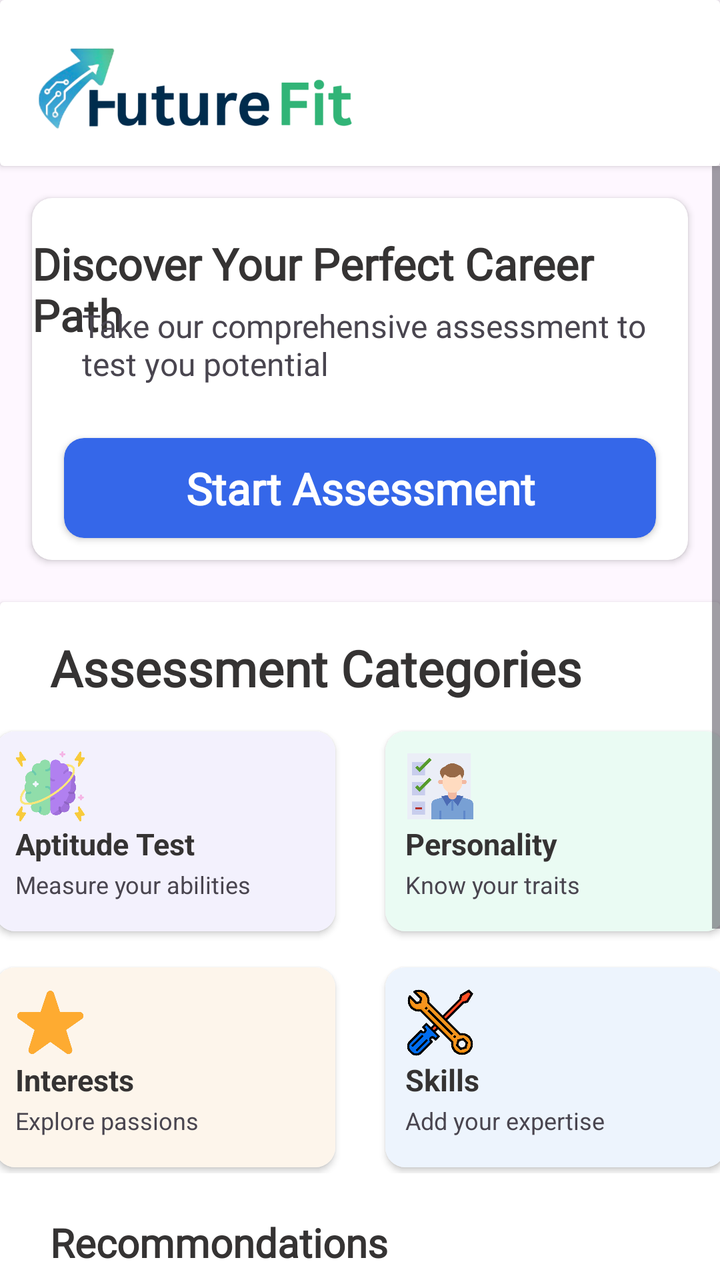
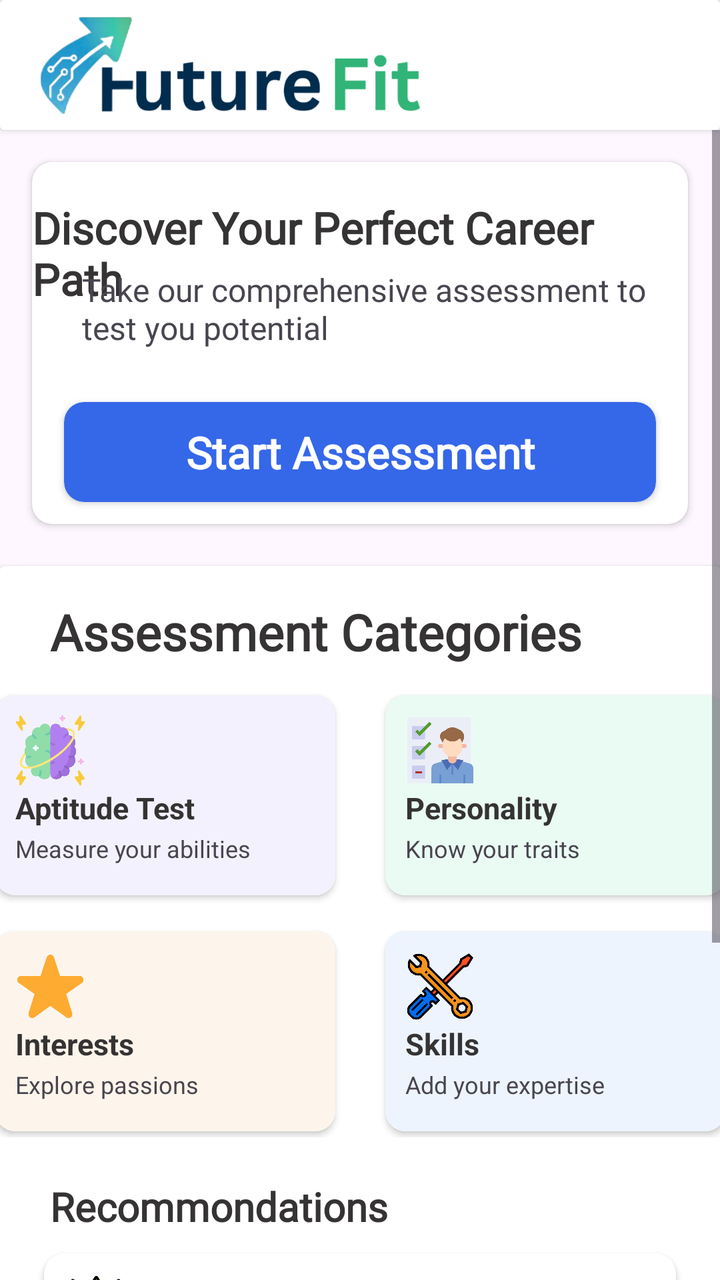

The first picture is an Android layout as it rendered before a commit; the second is the same layout after the commit. The layout source and the unified diff follow.
<!-- AndroidManifest.xml: application theme Theme.FutureFit -->
<!-- res/layout/fragment_home.xml -->
<?xml version="1.0" encoding="utf-8"?>
<FrameLayout xmlns:android="http://schemas.android.com/apk/res/android"
    xmlns:app="http://schemas.android.com/apk/res-auto"
    xmlns:tools="http://schemas.android.com/tools"
    android:layout_width="match_parent"
    android:id="@+id/homeFrag"
    android:backgroundTint="@color/Royalwhite"
    android:layout_height="match_parent"
    tools:context=".Fragments.HomeFrag">
    <LinearLayout
        android:layout_width="match_parent"
        android:layout_height="match_parent"
        android:orientation="vertical">

    <androidx.cardview.widget.CardView
        android:layout_width="match_parent"
        android:layout_height="wrap_content"

        >
        <ImageView
            android:id="@+id/imageView1"
            android:layout_width="165dp"
            android:layout_marginStart="15dp"
            android:layout_marginTop="10dp"
            android:layout_marginBottom="5dp"
            android:layout_height="68dp"
            android:src="@drawable/finallogo2" />
    </androidx.cardview.widget.CardView>

        <ScrollView
            android:layout_width="match_parent"
            android:layout_height="match_parent">

            <LinearLayout
                android:layout_width="match_parent"
                android:layout_height="wrap_content"
                android:orientation="vertical" >

                <androidx.cardview.widget.CardView
                    android:layout_width="match_parent"
                    android:layout_height="wrap_content"
                    android:layout_margin="16dp"
                    android:elevation="7dp"
                    app:cardCornerRadius="10dp">
                    <TextView
                        android:layout_width="wrap_content"
                        android:layout_height="wrap_content"
                        android:layout_gravity="center_horizontal"
                        android:fontFamily="@font/ar_one_sans"
                        android:paddingTop="18dp"
                        android:text="Discover Your Perfect Career Path"
                        android:textColor="#353333"
                        android:textSize="22dp"
                        android:textStyle="bold"/>
                    <TextView
                        android:layout_width="match_parent"
                        android:layout_height="wrap_content"
                        android:text="Take our comprehensive assessment to \ntest you potential"
                        android:paddingStart="25dp"
                        android:textSize="16dp"
                        android:fontFamily="@font/ar_one_sans"
                        android:layout_marginTop="53dp"/>
                    <androidx.cardview.widget.CardView
                        android:id="@+id/startassessment"
                        android:layout_width="match_parent"
                        android:layout_height="50dp"
                        android:clickable="true"
                        android:layout_marginTop="120dp"
                        android:layout_marginHorizontal="16dp"
                        android:layout_marginBottom="11dp"
                        android:backgroundTint="@color/Sky"
                        app:cardCornerRadius="10dp">
                        <TextView
                            android:layout_width="match_parent"
                            android:layout_height="match_parent"
                            android:text="Start Assessment"
                            android:textColor="@color/white"
                            android:textSize="22dp"
                            android:textStyle="bold"
                            android:fontFamily="@font/ar_one_sans"
                            android:gravity="center"/>
                    </androidx.cardview.widget.CardView>
                </androidx.cardview.widget.CardView>

                <androidx.cardview.widget.CardView
                    android:layout_width="match_parent"
                    android:layout_height="match_parent"
                    android:layout_marginTop="5dp">

                    <LinearLayout
                        android:layout_width="match_parent"
                        android:layout_height="wrap_content"
                        android:orientation="vertical">
                        <TextView
                            android:layout_width="match_parent"
                            android:layout_height="wrap_content"
                            android:fontFamily="@font/ar_one_sans"
                            android:paddingStart="25dp"
                            android:paddingTop="16dp"
                            android:text="Assessment Categories"
                            android:textColor="#353333"
                            android:textSize="25dp"
                            android:textStyle="bold" />


                        <LinearLayout
                            android:layout_width="match_parent"
                            android:layout_height="wrap_content"
                            android:layout_gravity="center_horizontal"
                            android:gravity="center"
                            android:orientation="horizontal">
                            <androidx.cardview.widget.CardView
                                android:id="@+id/AssessmentAptitudeTest"
                                android:layout_width="170dp"
                                android:layout_height="100dp"
                                android:layout_marginEnd="25dp"
                                app:cardCornerRadius="10dp"
                                android:layout_marginVertical="15dp"
                                android:layout_gravity="center">

                                <LinearLayout
                                    android:layout_width="match_parent"
                                    android:layout_height="match_parent"
                                    android:orientation="vertical"
                                    android:background="#F3F1FD">
                                    <ImageView
                                        android:layout_width="35dp"
                                        android:layout_height="35dp"
                                        android:src="@drawable/brain"
                                        android:layout_marginLeft="10dp"
                                        android:layout_marginTop="10dp"/>
                                    <TextView
                                        android:layout_width="wrap_content"
                                        android:layout_height="wrap_content"
                                        android:layout_marginLeft="10dp"
                                        android:textSize="15dp"
                                        android:textStyle="bold"
                                        android:textColor="@color/textcolor"
                                        android:layout_marginTop="1dp"
                                        android:text="Aptitude Test"/>
                                    <TextView
                                        android:layout_width="wrap_content"
                                        android:layout_height="wrap_content"
                                        android:text="Measure your abilities"
                                        android:textSize="12dp"
                                        android:layout_marginTop="2dp"
                                        android:layout_marginLeft="10dp"/>
                                </LinearLayout>


                            </androidx.cardview.widget.CardView>
                            <androidx.cardview.widget.CardView
                                android:id="@+id/AssessmentPersonalityTest"
                                android:layout_width="170dp"
                                android:layout_height="100dp"
                                app:cardCornerRadius="10dp"
                                android:clickable="true"
                                android:layout_marginVertical="15dp"
                                android:layout_gravity="center">
                                <LinearLayout
                                    android:layout_width="match_parent"
                                    android:layout_height="match_parent"
                                    android:orientation="vertical"
                                    android:background="#EAFBF3">
                                    <ImageView
                                        android:layout_width="35dp"
                                        android:layout_height="35dp"
                                        android:src="@drawable/persontick"
                                        android:layout_marginLeft="10dp"
                                        android:layout_marginTop="10dp"/>
                                    <TextView
                                        android:layout_width="wrap_content"
                                        android:layout_height="wrap_content"
                                        android:layout_marginLeft="10dp"
                                        android:textSize="15dp"
                                        android:textStyle="bold"
                                        android:textColor="@color/textcolor"
                                        android:layout_marginTop="1dp"
                                        android:text="Personality"/>
                                    <TextView
                                        android:layout_width="wrap_content"
                                        android:layout_height="wrap_content"
                                        android:text="Know your traits"
                                        android:textSize="12dp"
                                        android:layout_marginTop="2dp"
                                        android:layout_marginLeft="10dp"/>
                                </LinearLayout>
                            </androidx.cardview.widget.CardView>
                        </LinearLayout>

                        <LinearLayout
                            android:layout_width="match_parent"
                            android:layout_height="wrap_content"
                            android:layout_gravity="center_horizontal"
                            android:gravity="center"
                            android:orientation="horizontal">
                            <androidx.cardview.widget.CardView
                                android:id="@+id/AssessmentInterestTest"
                                android:layout_width="170dp"
                                android:layout_height="100dp"
                                android:layout_marginEnd="25dp"
                                app:cardCornerRadius="10dp"
                                android:clickable="true"
                                android:layout_marginVertical="3dp"
                                android:layout_gravity="center">
                                <LinearLayout
                                    android:layout_width="match_parent"
                                    android:layout_height="match_parent"
                                    android:orientation="vertical"
                                    android:background="#FDF5EB">
                                    <ImageView
                                        android:layout_width="35dp"
                                        android:layout_height="35dp"
                                        android:src="@drawable/star"
                                        android:layout_marginLeft="10dp"
                                        android:layout_marginTop="10dp"/>

                                    <TextView
                                        android:layout_width="wrap_content"
                                        android:layout_height="wrap_content"
                                        android:layout_marginLeft="10dp"
                                        android:layout_marginTop="1dp"
                                        android:text="Interests"
                                        android:textColor="@color/textcolor"
                                        android:textSize="15dp"
                                        android:textStyle="bold" />

                                    <TextView
                                        android:layout_width="wrap_content"
                                        android:layout_height="wrap_content"
                                        android:text="Explore passions"
                                        android:textSize="12dp"
                                        android:layout_marginTop="2dp"
                                        android:layout_marginLeft="10dp"/>
                                </LinearLayout>

                            </androidx.cardview.widget.CardView>

                            <androidx.cardview.widget.CardView
                                android:id="@+id/ProvideSkills"
                                android:layout_width="170dp"
                                android:layout_height="100dp"
                                android:clickable="true"
                                app:cardCornerRadius="10dp"
                                android:layout_gravity="center">
                                <LinearLayout
                                    android:layout_width="match_parent"
                                    android:layout_height="match_parent"
                                    android:orientation="vertical"
                                    android:background="#EDF4FD">
                                    <ImageView
                                        android:layout_width="35dp"
                                        android:layout_height="35dp"
                                        android:src="@drawable/skills"
                                        android:layout_marginLeft="10dp"
                                        android:layout_marginTop="10dp"/>

                                    <TextView
                                        android:layout_width="wrap_content"
                                        android:layout_height="wrap_content"
                                        android:layout_marginLeft="10dp"
                                        android:layout_marginTop="1dp"
                                        android:text="Skills"
                                        android:textColor="@color/textcolor"
                                        android:textSize="15dp"
                                        android:textStyle="bold" />

                                    <TextView
                                        android:layout_width="wrap_content"
                                        android:layout_height="wrap_content"
                                        android:text="Add your expertise"
                                        android:textSize="12dp"
                                        android:layout_marginTop="2dp"
                                        android:layout_marginLeft="10dp"/>
                                </LinearLayout>
                            </androidx.cardview.widget.CardView>
                        </LinearLayout>


                        <TextView
                            android:layout_width="match_parent"
                            android:layout_height="wrap_content"
                            android:fontFamily="@font/ar_one_sans"
                            android:paddingStart="25dp"
                            android:paddingTop="16dp"
                            android:layout_marginTop="5dp"
                            android:text="Recommondations"
                            android:textColor="#353333"
                            android:textSize="20dp"
                            android:textStyle="bold" />

                        <androidx.cardview.widget.CardView
                            android:id="@+id/ProvideExperience"
                            android:layout_width="match_parent"
                            android:layout_height="68dp"
                            android:clickable="true"
                            android:layout_marginTop="10dp"
                            android:layout_marginHorizontal="22dp"
                            app:cardCornerRadius="10dp"
                            android:layout_marginBottom="3dp"
                            >
                            <ImageView
                                android:layout_width="45dp"
                                android:layout_height="45dp"
                                android:src="@drawable/experience"
                                android:layout_gravity="center_vertical"
                                android:layout_marginLeft="10dp"/>
                            <TextView
                                android:layout_width="wrap_content"
                                android:layout_height="wrap_content"
                                android:layout_marginLeft="70dp"
                                android:layout_marginTop="10dp"
                                android:text="Experience"
                                android:textColor="@color/textcolor"
                                android:textSize="18dp"
                                android:textStyle="bold"
                                />
                            <TextView
                                android:layout_width="wrap_content"
                                android:layout_height="wrap_content"
                                android:text="Add you work experience for right AI Guidance"
                                android:textSize="13dp"
                                android:layout_marginTop="35dp"
                                android:layout_marginLeft="70dp"/>
                        </androidx.cardview.widget.CardView>

                        <androidx.cardview.widget.CardView
                            android:id="@+id/ProvideFitness"
                            android:layout_width="match_parent"
                            android:layout_height="68dp"
                            android:clickable="true"
                            android:layout_marginTop="10dp"
                            android:layout_marginHorizontal="22dp"
                            app:cardCornerRadius="10dp"
                            android:layout_marginBottom="3dp"
                            >
                            <ImageView
                                android:layout_width="55dp"
                                android:layout_height="55dp"
                                android:src="@drawable/fitness"
                                android:layout_gravity="center_vertical"
                                android:layout_marginLeft="5dp"/>
                            <TextView
                                android:layout_width="wrap_content"
                                android:layout_height="wrap_content"
                                android:layout_marginLeft="70dp"
                                android:layout_marginTop="10dp"
                                android:text="Physical Fitness"
                                android:textColor="@color/textcolor"
                                android:textSize="18dp"
                                android:textStyle="bold"
                                />
                            <TextView
                                android:layout_width="wrap_content"
                                android:layout_height="wrap_content"
                                android:text="Add Your Physical Fitness for proper Career Guidance"
                                android:textSize="13dp"
                                android:layout_marginTop="35dp"
                                android:layout_marginLeft="70dp"/>
                        </androidx.cardview.widget.CardView>

                        <LinearLayout
                            android:layout_width="match_parent"
                            android:layout_height="match_parent"
                            android:layout_marginTop="25dp"
                            android:layout_marginBottom="15dp"
                            android:orientation="horizontal">
                            <TextView
                                android:layout_width="wrap_content"
                                android:layout_height="wrap_content"
                                android:text="Career Prediction :"
                                android:textSize="20dp"
                                android:textColor="@color/textcolor"
                                android:textStyle="bold"
                                android:fontFamily="@font/ar_one_sans"
                                android:layout_gravity="center_vertical"
                                android:layout_marginLeft="18dp"/>
                            <com.google.android.material.card.MaterialCardView
                                android:id="@+id/profilestatus"
                                android:layout_width="match_parent"
                                android:layout_height="60dp"
                                app:cardCornerRadius="7dp"
                                android:layout_gravity="center_vertical"
                                android:layout_marginStart="12dp"
                                android:backgroundTint="@color/Sky"
                                android:layout_marginEnd="22dp">

                                <TextView
                                    android:layout_width="match_parent"
                                    android:layout_height="match_parent"
                                    android:layout_gravity="center"
                                    android:fontFamily="@font/ar_one_sans"
                                    android:gravity="center"
                                    android:text="Check Profile Status"
                                    android:textColor="@color/white"
                                    android:textSize="20dp"/>
                            </com.google.android.material.card.MaterialCardView>
                        </LinearLayout>
                    </LinearLayout>
                </androidx.cardview.widget.CardView>

            </LinearLayout>
        </ScrollView>


    </LinearLayout>
</FrameLayout>
<!-- resources referenced by this layout -->
<resources>
  <color name="Royalwhite">#f5f5f5</color>
  <color name="Sky">#3567E9</color>
  <color name="textcolor">#353333</color>
  <color name="white">#FFFFFFFF</color>
  <!-- drawable brain: png bitmap (drawable, 35141 bytes) -->
  <!-- drawable experience: png bitmap (drawable, 25694 bytes) -->
  <!-- drawable finallogo2: png bitmap (drawable, 57293 bytes) -->
  <!-- drawable fitness: png bitmap (drawable, 149217 bytes) -->
  <!-- drawable persontick: png bitmap (drawable, 16893 bytes) -->
  <!-- drawable skills: png bitmap (drawable, 23222 bytes) -->
  <!-- drawable star: png bitmap (drawable, 54901 bytes) -->
  <style name="Theme.FutureFit" parent="Base.Theme.FutureFit" />
  <style name="Base.Theme.FutureFit" parent="Theme.Material3.DayNight.NoActionBar">
          
          
      </style>
</resources>

<!-- the commit's change to res/layout/fragment_home.xml (unified diff, before → after) -->
@@ -4,13 +4,13 @@
     xmlns:tools="http://schemas.android.com/tools"
     android:layout_width="match_parent"
     android:id="@+id/homeFrag"
-    android:backgroundTint="@color/Royalwhite"
     android:layout_height="match_parent"
     tools:context=".Fragments.HomeFrag">
     <LinearLayout
         android:layout_width="match_parent"
         android:layout_height="match_parent"
-        android:orientation="vertical">
+        android:orientation="vertical"
+        >
 
     <androidx.cardview.widget.CardView
         android:layout_width="match_parent"
@@ -19,11 +19,9 @@
         >
         <ImageView
             android:id="@+id/imageView1"
-            android:layout_width="165dp"
+            android:layout_width="200dp"
             android:layout_marginStart="15dp"
-            android:layout_marginTop="10dp"
-            android:layout_marginBottom="5dp"
-            android:layout_height="68dp"
+            android:layout_height="65dp"
             android:src="@drawable/finallogo2" />
     </androidx.cardview.widget.CardView>
 
<!-- resource entries referenced after the edit -->
@@ -1,6 +1,5 @@
 <!-- resources referenced by this layout -->
 <resources>
-  <color name="Royalwhite">#f5f5f5</color>
   <color name="Sky">#3567E9</color>
   <color name="textcolor">#353333</color>
   <color name="white">#FFFFFFFF</color>
